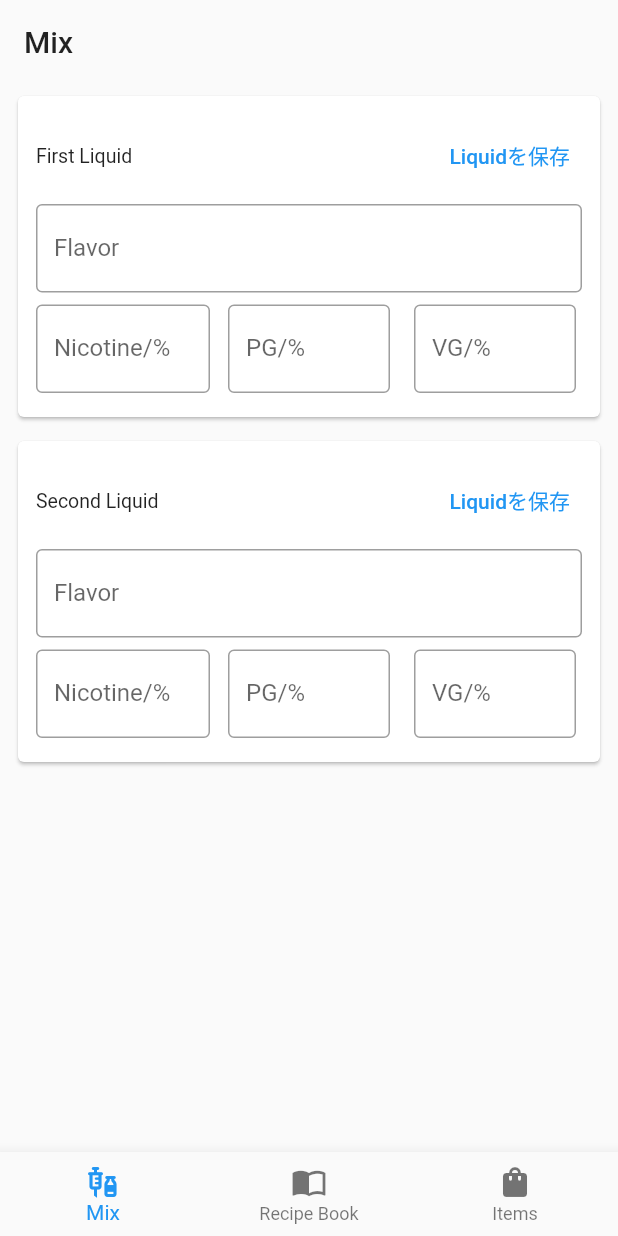
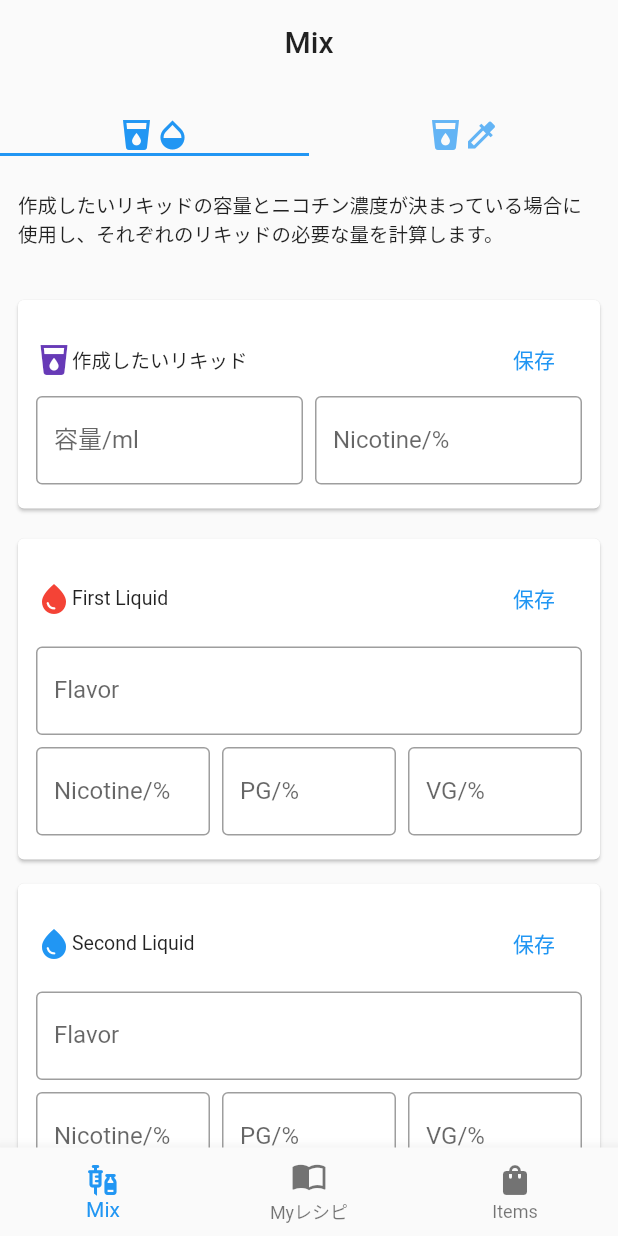
Before and after one commit to kiyosiro/vape_room, a Flutter app: the screen it shows after launch, on a phone screen of 412 x 824 dp. Run offline on Flutter 3.47's test engine with Material 2 defaults, Android fonts, the phone set to English and light mode, and no system bars.

Commit message:
create appBarTab

```diff
--- a/lib/pages/home_page.dart
+++ b/lib/pages/home_page.dart
@@ -40,7 +40,7 @@ class _HomePageState extends State<HomePage> {
           ),
           BottomNavigationBarItem(
             icon: Icon(Icons.import_contacts),
-            label: 'Recipe Book',
+            label: 'Myレシピ',
           ),
           BottomNavigationBarItem(
             icon: Icon(Icons.shopping_bag),
--- a/lib/pages/mix_page.dart
+++ b/lib/pages/mix_page.dart
@@ -10,33 +10,191 @@ class MixPage extends StatefulWidget {
 class _MixPageState extends State<MixPage> {
   @override
   Widget build(BuildContext context) {
-    return Scaffold(
+    return DefaultTabController(
+      length: 2,
+      child: Scaffold(
         appBar: AppBar(
+          foregroundColor: Colors.black87,
+          centerTitle: true,
           elevation: 0,
           backgroundColor: Colors.transparent,
           automaticallyImplyLeading: false,
-        title: Text(
-          'Mix',
-          style: Theme.of(context).textTheme.headline6,
+          title: const Text('Mix'),
+          bottom: TabBar(
+            labelColor: Theme.of(context).colorScheme.primary,
+            tabs: [
+              Row(
+                mainAxisSize: MainAxisSize.min,
+                mainAxisAlignment: MainAxisAlignment.center,
+                children: const [
+                  Icon(Icons.local_drink),
+                  Icon(Icons.opacity),
+                ],
+              ),
+              Row(
+                mainAxisSize: MainAxisSize.min,
+                mainAxisAlignment: MainAxisAlignment.center,
+                children: const [
+                  Icon(Icons.local_drink),
+                  Icon(Icons.colorize),
+                ],
+              ),
+            ],
           ),
         ),
-      body: ListView(children: const [
-        LiquidCard(
+        body: const TabBarView(
+          children: [
+            TabBarViewA(),
+            TabBarViewB(),
+          ],
+        ),
+      ),
+    );
+  }
+}
+
+class TabBarViewA extends StatelessWidget {
+  const TabBarViewA({
+    Key? key,
+  }) : super(key: key);
+
+  @override
+  Widget build(BuildContext context) {
+    return ListView(children: [
+      const ListTile(
+        dense: true,
+        contentPadding: EdgeInsets.symmetric(vertical: 18, horizontal: 12),
+        title: Text('作成したいリキッドの容量とニコチン濃度が決まっている場合に使用し、それぞれのリキッドの必要な量を計算します。'),
+      ),
+      Padding(
+        padding: const EdgeInsets.all(8.0),
+        child: Card(
+          child: ListTile(
+            dense: true,
+            contentPadding: const EdgeInsets.all(12),
+            title: Row(
+              children: [
+                const Icon(
+                  Icons.local_drink,
+                  color: Colors.deepPurple,
+                ),
+                const Text('作成したいリキッド'),
+                const Spacer(),
+                TextButton(
+                  onPressed: () {},
+                  child: const Text('保存'),
+                ),
+              ],
+            ),
+            subtitle: const AmoutAndNicoFields(),
+          ),
+        ),
+      ),
+      const LiquidCard(
         cardTitle: 'First Liquid',
-          flavorHint: 'peach',
+        flavorHint: 'ex) peach flavor',
         nicotineHint: '0',
         pgHint: '70',
         vgHint: '30',
+        iconColor: Colors.red,
       ),
-        LiquidCard(
+      const LiquidCard(
         cardTitle: 'Second Liquid',
-          flavorHint: 'Non flavor nicotin',
+        flavorHint: 'ex) nicotin liquid',
         nicotineHint: '10',
         pgHint: '50',
         vgHint: '50',
+        iconColor: Colors.blue,
       ),
-      ]),
+    ]);
+  }
+}
+
+class AmoutAndNicoFields extends StatelessWidget {
+  const AmoutAndNicoFields({
+    Key? key,
+  }) : super(key: key);
+
+  @override
+  Widget build(BuildContext context) {
+    return Row(
+      children: const [
+        Flexible(
+          child: TextField(
+            decoration: InputDecoration(
+              border: OutlineInputBorder(),
+              labelText: '容量/ml',
+              hintText: '200',
+            ),
+          ),
+        ),
+        SizedBox(width: 8),
+        Flexible(
+          child: TextField(
+            decoration: InputDecoration(
+              border: OutlineInputBorder(),
+              labelText: 'Nicotine/%',
+              hintText: '15',
+            ),
+          ),
+        ),
+      ],
     );
+  }
+}
+
+class TabBarViewB extends StatelessWidget {
+  const TabBarViewB({
+    Key? key,
+  }) : super(key: key);
+
+  @override
+  Widget build(BuildContext context) {
+    return ListView(children: const [
+      ListTile(
+        dense: true,
+        contentPadding: EdgeInsets.symmetric(vertical: 18, horizontal: 12),
+        title: Text(
+            '作成したい容量は決まっておらずニコチン濃度のみ決まっている際に使用し、中身の入っている片方のボトルにもう一方のリキッドを注入する際の注入リキッド量を計算します。'),
+      ),
+      Padding(
+        padding: EdgeInsets.all(8.0),
+        child: Card(
+          child: ListTile(
+            dense: true,
+            contentPadding: EdgeInsets.all(12),
+            title: LiquidCardTitle(
+              cardTitle: '作成したいリキッド',
+              iconColor: Colors.purple,
+            ),
+            subtitle: TextField(
+              decoration: InputDecoration(
+                border: OutlineInputBorder(),
+                labelText: 'Nicotine/%',
+                hintText: '15',
+              ),
+            ),
+          ),
+        ),
+      ),
+      LiquidCard(
+        cardTitle: '注入するリキッド',
+        flavorHint: 'nicotin liquid',
+        nicotineHint: '10',
+        pgHint: '70',
+        vgHint: '30',
+        iconColor: Colors.red,
+      ),
+      LiquidCard(
+        cardTitle: 'ボトルに入っているリキッド',
+        flavorHint: 'peach liquid',
+        nicotineHint: '0',
+        pgHint: '50',
+        vgHint: '50',
+        iconColor: Colors.blue,
+        amountHint: 200,
+      ),
+    ]);
   }
 }
 
@@ -46,6 +204,8 @@ class LiquidCard extends StatelessWidget {
   final String nicotineHint;
   final String pgHint;
   final String vgHint;
+  final Color? iconColor;
+  final double? amountHint;
 
   const LiquidCard({
     Key? key,
@@ -54,6 +214,8 @@ class LiquidCard extends StatelessWidget {
     required this.nicotineHint,
     required this.pgHint,
     required this.vgHint,
+    this.iconColor,
+    this.amountHint,
   }) : super(key: key);
 
   @override
@@ -65,17 +227,39 @@ class LiquidCard extends StatelessWidget {
           dense: true,
           contentPadding: const EdgeInsets.all(12),
           isThreeLine: true,
-          title: Row(
-            children: [
-              Text(cardTitle),
-              const Spacer(),
-              TextButton(
-                onPressed: () {},
-                child: const Text('Liquidを保存'),
+          title: LiquidCardTitle(iconColor: iconColor, cardTitle: cardTitle),
+          subtitle: LiquidCardContents(
+            flavorHint: flavorHint,
+            nicotineHint: nicotineHint,
+            pgHint: pgHint,
+            vgHint: vgHint,
+            amountHint: amountHint,
           ),
-            ],
         ),
-          subtitle: Column(
+      ),
+    );
+  }
+}
+
+class LiquidCardContents extends StatelessWidget {
+  const LiquidCardContents({
+    Key? key,
+    required this.flavorHint,
+    required this.nicotineHint,
+    required this.pgHint,
+    required this.vgHint,
+    this.amountHint,
+  }) : super(key: key);
+
+  final String flavorHint;
+  final String nicotineHint;
+  final String pgHint;
+  final String vgHint;
+  final double? amountHint;
+
+  @override
+  Widget build(BuildContext context) {
+    return Column(
       children: [
         Padding(
           padding: const EdgeInsets.symmetric(vertical: 8),
@@ -87,8 +271,11 @@ class LiquidCard extends StatelessWidget {
             ),
           ),
         ),
+        if (amountHint != null) const AmoutAndNicoFields(),
+        if (amountHint != null) const SizedBox(height: 8),
         Row(
           children: [
+            if (amountHint == null)
               Flexible(
                 child: TextField(
                   decoration: InputDecoration(
@@ -98,10 +285,8 @@ class LiquidCard extends StatelessWidget {
                   ),
                 ),
               ),
-                  const SizedBox(width: 8),
+            if (amountHint == null) const SizedBox(width: 8),
             Flexible(
-                    child: Padding(
-                      padding: const EdgeInsets.symmetric(horizontal: 4),
               child: TextField(
                 decoration: InputDecoration(
                   border: const OutlineInputBorder(),
@@ -110,11 +295,8 @@ class LiquidCard extends StatelessWidget {
                 ),
               ),
             ),
-                  ),
             const SizedBox(width: 8),
             Flexible(
-                    child: Padding(
-                      padding: const EdgeInsets.symmetric(horizontal: 4),
               child: TextField(
                 decoration: InputDecoration(
                   border: const OutlineInputBorder(),
@@ -123,13 +305,35 @@ class LiquidCard extends StatelessWidget {
                 ),
               ),
             ),
-                  ),
           ],
         ),
       ],
-          ),
-        ),
-      ),
     );
   }
 }
+
+class LiquidCardTitle extends StatelessWidget {
+  const LiquidCardTitle({
+    Key? key,
+    required this.iconColor,
+    required this.cardTitle,
+  }) : super(key: key);
+
+  final Color? iconColor;
+  final String cardTitle;
+
+  @override
+  Widget build(BuildContext context) {
+    return Row(
+      children: [
+        Icon(Icons.water_drop, color: iconColor),
+        Text(cardTitle),
+        const Spacer(),
+        TextButton(
+          onPressed: () {},
+          child: const Text('保存'),
+        ),
+      ],
+    );
+  }
+}
--- a/lib/pages/recipe_Book_page.dart
+++ b/lib/pages/recipe_Book_page.dart
@@ -34,7 +34,7 @@ class _RecipeBookPageState extends State<RecipeBookPage> {
         backgroundColor: Colors.transparent,
         automaticallyImplyLeading: false,
         title: Text(
-          'Recipe Book',
+          'My Recipe',
           style: Theme.of(context).textTheme.headline6,
         ),
       ),
```
Also changed, not shown: 3 other files. Lines whose indentation alone changed are shown as unchanged.
